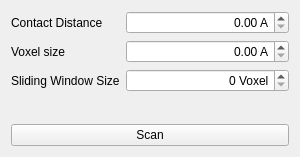
Qt form Elements/ProteinScanner/form/SEProteinScannerAppGUI.ui (MathieuRita/INF473-x16) before a commit.
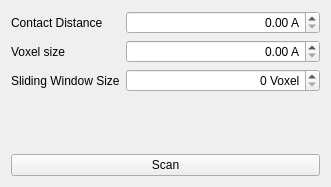
The same form after that commit.

```diff
--- a/Elements/ProteinScanner/form/SEProteinScannerAppGUI.ui
+++ b/Elements/ProteinScanner/form/SEProteinScannerAppGUI.ui
@@ -6,8 +6,8 @@
    <rect>
     <x>0</x>
     <y>0</y>
-    <width>300</width>
-    <height>157</height>
+    <width>331</width>
+    <height>187</height>
    </rect>
   </property>
   <property name="minimumSize">
```
